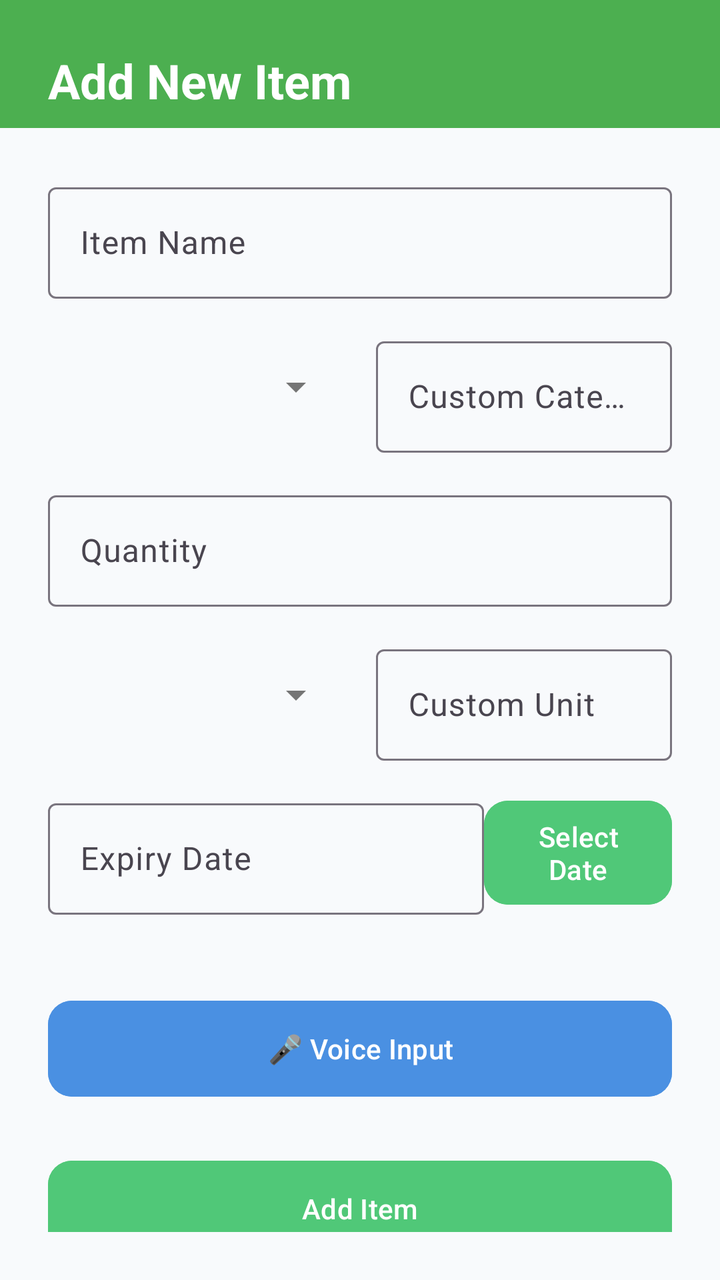
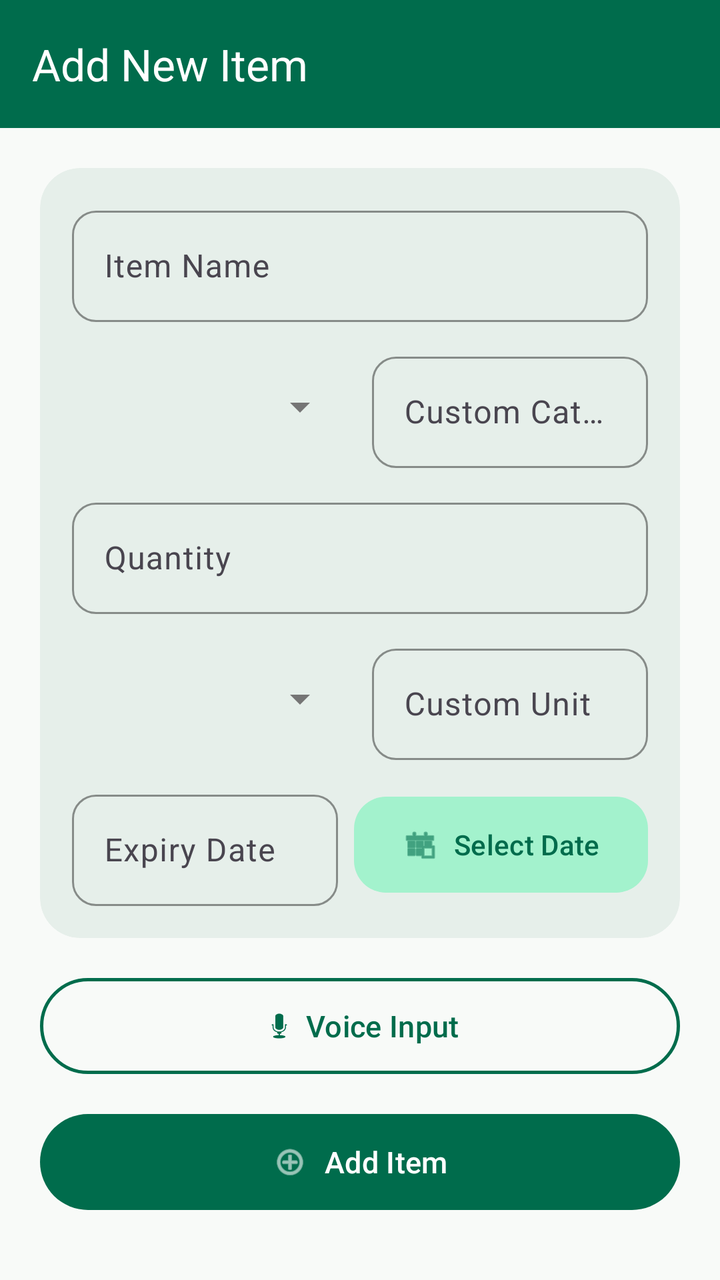

The first picture is an Android layout as it rendered before a commit; the second is the same layout after the commit. The layout source and the unified diff follow.
<!-- AndroidManifest.xml: application theme Theme.PantryMinder -->
<!-- res/layout/activity_add_item.xml -->
<?xml version="1.0" encoding="utf-8"?>
<androidx.coordinatorlayout.widget.CoordinatorLayout xmlns:android="http://schemas.android.com/apk/res/android"
    xmlns:app="http://schemas.android.com/apk/res-auto"
    xmlns:tools="http://schemas.android.com/tools"
    android:layout_width="match_parent"
    android:layout_height="match_parent"
    android:background="#F8FAFC"
    tools:context=".PantryListActivity">

    <androidx.appcompat.widget.Toolbar
        android:id="@+id/toolbar"
        android:layout_width="match_parent"
        android:layout_height="?attr/actionBarSize"
        android:background="#4CAF50"
        app:titleTextColor="#FFFFFF"
        android:theme="@style/ThemeOverlay.AppCompat.Dark.ActionBar" />

        <LinearLayout
            android:layout_width="match_parent"
            android:layout_height="wrap_content"
            android:orientation="vertical"
            android:padding="24dp">

            <TextView
                android:layout_width="match_parent"
                android:layout_height="wrap_content"
                android:text="Add New Item"
                android:textSize="24sp"
                android:textStyle="bold"
                android:textColor="#ffff"
                android:layout_marginBottom="32dp" />

            <com.google.android.material.textfield.TextInputLayout
                android:layout_width="match_parent"
                android:layout_height="wrap_content"
                android:layout_marginBottom="16dp"
                style="@style/Widget.Material3.TextInputLayout.OutlinedBox">
                <com.google.android.material.textfield.TextInputEditText
                    android:id="@+id/name_edit_text"
                    android:layout_width="match_parent"
                    android:layout_height="wrap_content"
                    android:hint="Item Name" />
            </com.google.android.material.textfield.TextInputLayout>

            <LinearLayout
                android:layout_width="match_parent"
                android:layout_height="wrap_content"
                android:orientation="horizontal"
                android:layout_marginBottom="16dp">

                <Spinner
                    android:id="@+id/category_spinner"
                    android:layout_width="0dp"
                    android:layout_height="56dp"
                    android:layout_weight="1"
                    android:layout_marginEnd="8dp" />

                <com.google.android.material.textfield.TextInputLayout
                    android:layout_width="0dp"
                    android:layout_height="wrap_content"
                    android:layout_weight="1"
                    android:layout_marginStart="8dp"
                    style="@style/Widget.Material3.TextInputLayout.OutlinedBox">
                    <com.google.android.material.textfield.TextInputEditText
                        android:id="@+id/category_edit_text"
                        android:layout_width="match_parent"
                        android:layout_height="wrap_content"
                        android:hint="Custom Category" />
                </com.google.android.material.textfield.TextInputLayout>
            </LinearLayout>

            <com.google.android.material.textfield.TextInputLayout
                android:layout_width="match_parent"
                android:layout_height="wrap_content"
                android:layout_marginBottom="16dp"
                style="@style/Widget.Material3.TextInputLayout.OutlinedBox">
                <com.google.android.material.textfield.TextInputEditText
                    android:id="@+id/quantity_edit_text"
                    android:layout_width="match_parent"
                    android:layout_height="wrap_content"
                    android:hint="Quantity"
                    android:inputType="number" />
            </com.google.android.material.textfield.TextInputLayout>

            <LinearLayout
                android:layout_width="match_parent"
                android:layout_height="wrap_content"
                android:orientation="horizontal"
                android:layout_marginBottom="16dp">

                <Spinner
                    android:id="@+id/unit_spinner"
                    android:layout_width="0dp"
                    android:layout_height="56dp"
                    android:layout_weight="1"
                    android:layout_marginEnd="8dp" />

                <com.google.android.material.textfield.TextInputLayout
                    android:layout_width="0dp"
                    android:layout_height="wrap_content"
                    android:layout_weight="1"
                    android:layout_marginStart="8dp"
                    style="@style/Widget.Material3.TextInputLayout.OutlinedBox">
                    <com.google.android.material.textfield.TextInputEditText
                        android:id="@+id/unit_edit_text"
                        android:layout_width="match_parent"
                        android:layout_height="wrap_content"
                        android:hint="Custom Unit" />
                </com.google.android.material.textfield.TextInputLayout>
            </LinearLayout>

            <LinearLayout
                android:layout_width="match_parent"
                android:layout_height="wrap_content"
                android:orientation="horizontal"
                android:layout_marginBottom="16dp">
                <com.google.android.material.textfield.TextInputLayout
                    android:layout_width="wrap_content"
                    android:layout_height="wrap_content"
                    android:layout_marginBottom="16dp"
                    style="@style/Widget.Material3.TextInputLayout.OutlinedBox">

                    <com.google.android.material.textfield.TextInputEditText
                        android:id="@+id/expiry_edit_text"
                        android:layout_width="218dp"
                        android:layout_height="wrap_content"
                        android:enabled="false"
                        android:focusable="false"
                        android:hint="Expiry Date" />
                </com.google.android.material.textfield.TextInputLayout>


                <com.google.android.material.button.MaterialButton
                    android:id="@+id/btn_pick_expiry"
                    android:layout_width="wrap_content"
                    android:layout_height="60dp"
                    android:layout_gravity="end"
                    android:layout_marginBottom="24dp"
                    android:backgroundTint="#50C878"
                    android:icon="@android:drawable/ic_menu_today"
                    android:text="Select Date"
                    app:iconTint="#FFFFFF" />
            </LinearLayout>

            <ProgressBar
                android:id="@+id/progress_bar"
                android:layout_width="wrap_content"
                android:layout_height="wrap_content"
                android:layout_gravity="center"
                android:visibility="gone" />

            <com.google.android.material.button.MaterialButton
                android:id="@+id/mic_all"
                android:layout_width="match_parent"
                android:layout_height="56dp"
                android:text="🎤 Voice Input"
                app:iconTint="#FFFFFF"
                android:backgroundTint="#4A90E2"
                android:layout_marginBottom="24dp" />

            <com.google.android.material.button.MaterialButton
                android:id="@+id/btn_add"
                android:layout_width="match_parent"
                android:layout_height="56dp"
                android:text="Add Item"
                app:iconTint="#FFFFFF"
                android:backgroundTint="#50C878" />

        </LinearLayout>



</androidx.coordinatorlayout.widget.CoordinatorLayout>
<!-- resources referenced by this layout -->
<resources>
  <style name="Theme.PantryMinder" parent="Theme.Material3.Light.NoActionBar">
          
          <item name="colorPrimary">#4CAF50</item>
          <item name="colorPrimaryDark">#388E3C</item>
          <item name="colorAccent">#4CAF50</item>
  
          
          <item name="android:windowBackground">#FFFFFF</item>
          <item name="android:navigationBarColor">#FFFFFF</item>
          <item name="android:statusBarColor">#388E3C</item>
  
          
          <item name="android:textColorPrimary">#212121</item>
          <item name="android:textColorSecondary">#757575</item>
  
          
          <item name="materialButtonStyle">@style/Widget.PantryMinder.Button</item>
          <item name="android:buttonStyle">@style/Widget.PantryMinder.Button</item>
      </style>
  <style name="Widget.PantryMinder.Button" parent="Widget.Material3.Button">
          <item name="backgroundTint">#4CAF50</item>
          <item name="android:textColor">#FFFFFF</item>
          <item name="cornerRadius">12dp</item>
      </style>
</resources>

<!-- the commit's change to res/layout/activity_add_item.xml (unified diff, before → after) -->
@@ -1,173 +1,258 @@
 <?xml version="1.0" encoding="utf-8"?>
-<androidx.coordinatorlayout.widget.CoordinatorLayout xmlns:android="http://schemas.android.com/apk/res/android"
+<androidx.coordinatorlayout.widget.CoordinatorLayout
+    xmlns:android="http://schemas.android.com/apk/res/android"
     xmlns:app="http://schemas.android.com/apk/res-auto"
     xmlns:tools="http://schemas.android.com/tools"
+    android:fitsSystemWindows="true"
     android:layout_width="match_parent"
     android:layout_height="match_parent"
-    android:background="#F8FAFC"
-    tools:context=".PantryListActivity">
-
-    <androidx.appcompat.widget.Toolbar
-        android:id="@+id/toolbar"
+    android:background="#F8FAF8">
+
+    <LinearLayout
         android:layout_width="match_parent"
-        android:layout_height="?attr/actionBarSize"
-        android:background="#4CAF50"
-        app:titleTextColor="#FFFFFF"
-        android:theme="@style/ThemeOverlay.AppCompat.Dark.ActionBar" />
-
-        <LinearLayout
+        android:layout_height="match_parent"
+        android:orientation="vertical">
+
+        
+        <com.google.android.material.appbar.MaterialToolbar
+            android:id="@+id/toolbar"
             android:layout_width="match_parent"
-            android:layout_height="wrap_content"
-            android:orientation="vertical"
-            android:padding="24dp">
-
-            <TextView
-                android:layout_width="match_parent"
-                android:layout_height="wrap_content"
-                android:text="Add New Item"
-                android:textSize="24sp"
-                android:textStyle="bold"
-                android:textColor="#ffff"
-                android:layout_marginBottom="32dp" />
-
-            <com.google.android.material.textfield.TextInputLayout
-                android:layout_width="match_parent"
-                android:layout_height="wrap_content"
-                android:layout_marginBottom="16dp"
-                style="@style/Widget.Material3.TextInputLayout.OutlinedBox">
-                <com.google.android.material.textfield.TextInputEditText
-                    android:id="@+id/name_edit_text"
-                    android:layout_width="match_parent"
-                    android:layout_height="wrap_content"
-                    android:hint="Item Name" />
-            </com.google.android.material.textfield.TextInputLayout>
+            android:layout_height="?attr/actionBarSize"
+            android:background="#006C4C"
+            android:elevation="0dp"
+            app:title="Add New Item"
+            app:titleTextColor="#FFFFFF" />
+
+        <ScrollView
+            android:layout_width="match_parent"
+            android:layout_height="match_parent"
+            android:fillViewport="true">
 
             <LinearLayout
                 android:layout_width="match_parent"
                 android:layout_height="wrap_content"
-                android:orientation="horizontal"
-                android:layout_marginBottom="16dp">
-
-                <Spinner
-                    android:id="@+id/category_spinner"
-                    android:layout_width="0dp"
-                    android:layout_height="56dp"
-                    android:layout_weight="1"
-                    android:layout_marginEnd="8dp" />
-
-                <com.google.android.material.textfield.TextInputLayout
-                    android:layout_width="0dp"
+                android:orientation="vertical"
+                android:padding="20dp">
+
+                
+                <com.google.android.material.card.MaterialCardView
+                    android:layout_width="match_parent"
                     android:layout_height="wrap_content"
-                    android:layout_weight="1"
-                    android:layout_marginStart="8dp"
-                    style="@style/Widget.Material3.TextInputLayout.OutlinedBox">
-                    <com.google.android.material.textfield.TextInputEditText
-                        android:id="@+id/category_edit_text"
+                    android:layout_marginBottom="16dp"
+                    app:cardBackgroundColor="#E6EFEA"
+                    app:cardCornerRadius="20dp"
+                    app:cardElevation="0dp"
+                    app:strokeWidth="0dp">
+
+                    <LinearLayout
                         android:layout_width="match_parent"
                         android:layout_height="wrap_content"
-                        android:hint="Custom Category" />
-                </com.google.android.material.textfield.TextInputLayout>
-            </LinearLayout>
-
-            <com.google.android.material.textfield.TextInputLayout
-                android:layout_width="match_parent"
-                android:layout_height="wrap_content"
-                android:layout_marginBottom="16dp"
-                style="@style/Widget.Material3.TextInputLayout.OutlinedBox">
-                <com.google.android.material.textfield.TextInputEditText
-                    android:id="@+id/quantity_edit_text"
-                    android:layout_width="match_parent"
-                    android:layout_height="wrap_content"
-                    android:hint="Quantity"
-                    android:inputType="number" />
-            </com.google.android.material.textfield.TextInputLayout>
-
-            <LinearLayout
-                android:layout_width="match_parent"
-                android:layout_height="wrap_content"
-                android:orientation="horizontal"
-                android:layout_marginBottom="16dp">
-
-                <Spinner
-                    android:id="@+id/unit_spinner"
-                    android:layout_width="0dp"
-                    android:layout_height="56dp"
-                    android:layout_weight="1"
-                    android:layout_marginEnd="8dp" />
-
-                <com.google.android.material.textfield.TextInputLayout
-                    android:layout_width="0dp"
-                    android:layout_height="wrap_content"
-                    android:layout_weight="1"
-                    android:layout_marginStart="8dp"
-                    style="@style/Widget.Material3.TextInputLayout.OutlinedBox">
-                    <com.google.android.material.textfield.TextInputEditText
-                        android:id="@+id/unit_edit_text"
-                        android:layout_width="match_parent"
-                        android:layout_height="wrap_content"
-                        android:hint="Custom Unit" />
-                </com.google.android.material.textfield.TextInputLayout>
-            </LinearLayout>
-
-            <LinearLayout
-                android:layout_width="match_parent"
-                android:layout_height="wrap_content"
-                android:orientation="horizontal"
-                android:layout_marginBottom="16dp">
-                <com.google.android.material.textfield.TextInputLayout
+                        android:orientation="vertical"
+                        android:padding="16dp">
+
+                        
+                        <com.google.android.material.textfield.TextInputLayout
+                            style="@style/Widget.Material3.TextInputLayout.OutlinedBox"
+                            android:layout_width="match_parent"
+                            android:layout_height="wrap_content"
+                            android:layout_marginBottom="12dp"
+                            app:boxCornerRadiusBottomEnd="12dp"
+                            app:boxCornerRadiusBottomStart="12dp"
+                            app:boxCornerRadiusTopEnd="12dp"
+                            app:boxCornerRadiusTopStart="12dp"
+                            app:boxStrokeColor="#006C4C"
+                            app:hintTextColor="#006C4C">
+
+                            <com.google.android.material.textfield.TextInputEditText
+                                android:id="@+id/name_edit_text"
+                                android:layout_width="match_parent"
+                                android:layout_height="wrap_content"
+                                android:hint="Item Name"
+                                android:textColor="#0F1D17" />
+                        </com.google.android.material.textfield.TextInputLayout>
+
+                        
+                        <LinearLayout
+                            android:layout_width="match_parent"
+                            android:layout_height="wrap_content"
+                            android:layout_marginBottom="12dp"
+                            android:gravity="center_vertical"
+                            android:orientation="horizontal">
+
+                            <Spinner
+                                android:id="@+id/category_spinner"
+                                android:layout_width="0dp"
+                                android:layout_height="50dp"
+                                android:layout_marginEnd="6dp"
+                                android:layout_weight="1" />
+
+                            <com.google.android.material.textfield.TextInputLayout
+                                style="@style/Widget.Material3.TextInputLayout.OutlinedBox"
+                                android:layout_width="0dp"
+                                android:layout_height="wrap_content"
+                                android:layout_marginStart="6dp"
+                                android:layout_weight="1"
+                                app:boxCornerRadiusBottomEnd="12dp"
+                                app:boxCornerRadiusBottomStart="12dp"
+                                app:boxCornerRadiusTopEnd="12dp"
+                                app:boxCornerRadiusTopStart="12dp"
+                                app:boxStrokeColor="#006C4C"
+                                app:hintTextColor="#006C4C">
+
+                                <com.google.android.material.textfield.TextInputEditText
+                                    android:id="@+id/category_edit_text"
+                                    android:layout_width="match_parent"
+                                    android:layout_height="wrap_content"
+                                    android:hint="Custom Category"
+                                    android:textColor="#0F1D17" />
+                            </com.google.android.material.textfield.TextInputLayout>
+                        </LinearLayout>
+
+                        
+                        <com.google.android.material.textfield.TextInputLayout
+                            style="@style/Widget.Material3.TextInputLayout.OutlinedBox"
+                            android:layout_width="match_parent"
+                            android:layout_height="wrap_content"
+                            android:layout_marginBottom="12dp"
+                            app:boxCornerRadiusBottomEnd="12dp"
+                            app:boxCornerRadiusBottomStart="12dp"
+                            app:boxCornerRadiusTopEnd="12dp"
+                            app:boxCornerRadiusTopStart="12dp"
+                            app:boxStrokeColor="#006C4C"
+                            app:hintTextColor="#006C4C">
+
+                            <com.google.android.material.textfield.TextInputEditText
+                                android:id="@+id/quantity_edit_text"
+                                android:layout_width="match_parent"
+                                android:layout_height="wrap_content"
+                                android:hint="Quantity"
+                                android:inputType="number"
+                                android:textColor="#0F1D17" />
+                        </com.google.android.material.textfield.TextInputLayout>
+
+                        
+                        <LinearLayout
+                            android:layout_width="match_parent"
+                            android:layout_height="wrap_content"
+                            android:layout_marginBottom="12dp"
+                            android:gravity="center_vertical"
+                            android:orientation="horizontal">
+
+                            <Spinner
+                                android:id="@+id/unit_spinner"
+                                android:layout_width="0dp"
+                                android:layout_height="50dp"
+                                android:layout_marginEnd="6dp"
+                                android:layout_weight="1" />
+
+                            <com.google.android.material.textfield.TextInputLayout
+                                style="@style/Widget.Material3.TextInputLayout.OutlinedBox"
+                                android:layout_width="0dp"
+                                android:layout_height="wrap_content"
+                                android:layout_marginStart="6dp"
+                                android:layout_weight="1"
+                                app:boxCornerRadiusBottomEnd="12dp"
+                                app:boxCornerRadiusBottomStart="12dp"
+                                app:boxCornerRadiusTopEnd="12dp"
+                                app:boxCornerRadiusTopStart="12dp"
+                                app:boxStrokeColor="#006C4C"
+                                app:hintTextColor="#006C4C">
+
+                                <com.google.android.material.textfield.TextInputEditText
+                                    android:id="@+id/unit_edit_text"
+                                    android:layout_width="match_parent"
+                                    android:layout_height="wrap_content"
+                                    android:hint="Custom Unit"
+                                    android:textColor="#0F1D17" />
+                            </com.google.android.material.textfield.TextInputLayout>
+                        </LinearLayout>
+
+                        
+                        <LinearLayout
+                            android:layout_width="match_parent"
+                            android:layout_height="wrap_content"
+                            android:gravity="center_vertical"
+                            android:orientation="horizontal">
+
+                            <com.google.android.material.textfield.TextInputLayout
+                                style="@style/Widget.Material3.TextInputLayout.OutlinedBox"
+                                android:layout_width="0dp"
+                                android:layout_height="wrap_content"
+                                android:layout_marginEnd="8dp"
+                                android:layout_weight="1"
+                                app:boxCornerRadiusBottomEnd="12dp"
+                                app:boxCornerRadiusBottomStart="12dp"
+                                app:boxCornerRadiusTopEnd="12dp"
+                                app:boxCornerRadiusTopStart="12dp"
+                                app:boxStrokeColor="#006C4C"
+                                app:hintTextColor="#006C4C">
+
+                                <com.google.android.material.textfield.TextInputEditText
+                                    android:id="@+id/expiry_edit_text"
+                                    android:layout_width="match_parent"
+                                    android:layout_height="wrap_content"
+                                    android:enabled="false"
+                                    android:focusable="false"
+                                    android:hint="Expiry Date"
+                                    android:textColor="#0F1D17" />
+                            </com.google.android.material.textfield.TextInputLayout>
+
+                            <com.google.android.material.button.MaterialButton
+                                android:id="@+id/btn_pick_expiry"
+                                style="@style/Widget.Material3.Button.TonalButton"
+                                android:layout_width="wrap_content"
+                                android:layout_height="56dp"
+                                android:text="Select Date"
+                                android:textColor="#006C4C"
+                                app:backgroundTint="#A3F2CD"
+                                app:cornerRadius="16dp"
+                                app:icon="@android:drawable/ic_menu_today"
+                                app:iconTint="#006C4C" />
+                        </LinearLayout>
+                    </LinearLayout>
+                </com.google.android.material.card.MaterialCardView>
+
+                <ProgressBar
+                    android:id="@+id/progress_bar"
                     android:layout_width="wrap_content"
                     android:layout_height="wrap_content"
+                    android:layout_gravity="center"
                     android:layout_marginBottom="16dp"
-                    style="@style/Widget.Material3.TextInputLayout.OutlinedBox">
-
-                    <com.google.android.material.textfield.TextInputEditText
-                        android:id="@+id/expiry_edit_text"
-                        android:layout_width="218dp"
-                        android:layout_height="wrap_content"
-                        android:enabled="false"
-                        android:focusable="false"
-                        android:hint="Expiry Date" />
-                </com.google.android.material.textfield.TextInputLayout>
-
-
+                    android:indeterminateTint="#006C4C"
+                    android:visibility="gone" />
+
+                
                 <com.google.android.material.button.MaterialButton
-                    android:id="@+id/btn_pick_expiry"
-                    android:layout_width="wrap_content"
-                    android:layout_height="60dp"
-                    android:layout_gravity="end"
-                    android:layout_marginBottom="24dp"
-                    android:backgroundTint="#50C878"
-                    android:icon="@android:drawable/ic_menu_today"
-                    android:text="Select Date"
+                    android:id="@+id/mic_all"
+                    style="@style/Widget.Material3.Button.OutlinedButton"
+                    android:layout_width="match_parent"
+                    android:layout_height="56dp"
+                    android:layout_marginBottom="12dp"
+                    android:text="Voice Input"
+                    android:textColor="#006C4C"
+                    android:textSize="15sp"
+                    app:cornerRadius="28dp"
+                    app:icon="@android:drawable/ic_btn_speak_now"
+                    app:iconGravity="textStart"
+                    app:iconTint="#006C4C"
+                    app:strokeColor="#006C4C"
+                    app:strokeWidth="1.5dp" />
+
+                
+                <com.google.android.material.button.MaterialButton
+                    android:id="@+id/btn_add"
+                    android:layout_width="match_parent"
+                    android:layout_height="56dp"
+                    android:text="Add Item"
+                    android:textColor="#FFFFFF"
+                    android:textSize="15sp"
+                    app:backgroundTint="#006C4C"
+                    app:cornerRadius="28dp"
+                    app:icon="@android:drawable/ic_menu_add"
+                    app:iconGravity="textStart"
                     app:iconTint="#FFFFFF" />
+
             </LinearLayout>
-
-            <ProgressBar
-                android:id="@+id/progress_bar"
-                android:layout_width="wrap_content"
-                android:layout_height="wrap_content"
-                android:layout_gravity="center"
-                android:visibility="gone" />
-
-            <com.google.android.material.button.MaterialButton
-                android:id="@+id/mic_all"
-                android:layout_width="match_parent"
-                android:layout_height="56dp"
-                android:text="🎤 Voice Input"
-                app:iconTint="#FFFFFF"
-                android:backgroundTint="#4A90E2"
-                android:layout_marginBottom="24dp" />
-
-            <com.google.android.material.button.MaterialButton
-                android:id="@+id/btn_add"
-                android:layout_width="match_parent"
-                android:layout_height="56dp"
-                android:text="Add Item"
-                app:iconTint="#FFFFFF"
-                android:backgroundTint="#50C878" />
-
-        </LinearLayout>
-
-
-
+        </ScrollView>
+    </LinearLayout>
 </androidx.coordinatorlayout.widget.CoordinatorLayout>
<!-- resource entries referenced after the edit -->
@@ -1,6 +1,8 @@
 <!-- resources referenced by this layout -->
 <resources>
   <style name="Theme.PantryMinder" parent="Theme.Material3.Light.NoActionBar">
+          <item name="android:fitsSystemWindows">true</item>
+          <item name="android:windowLightStatusBar">false</item>
           
           <item name="colorPrimary">#4CAF50</item>
           <item name="colorPrimaryDark">#388E3C</item>
